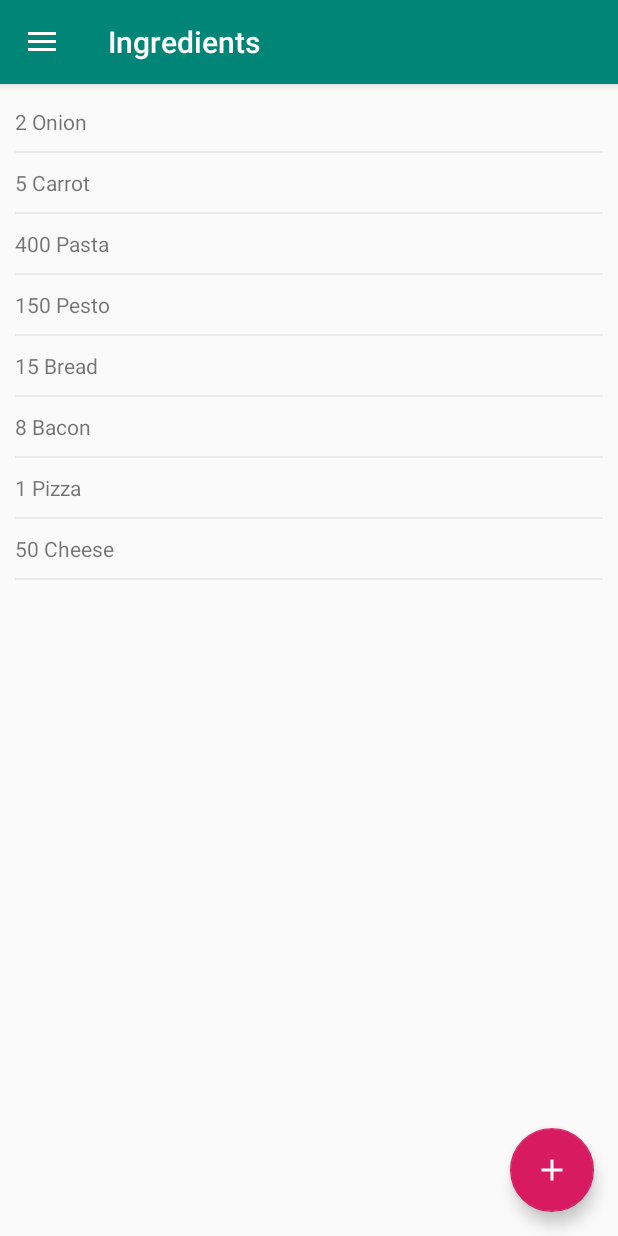
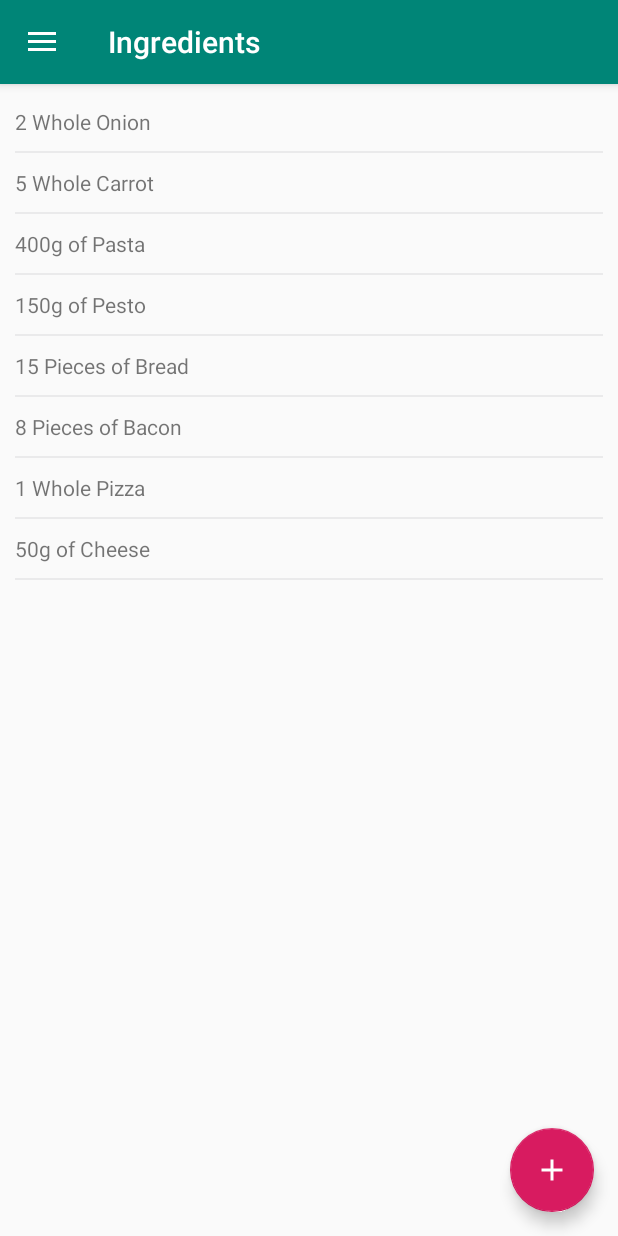
Before and after one commit to sync-ware/Food_Tracker, an Android app: the IngredientsActivity screen opened directly, with no data from a screen before it, on a phone screen of 412 x 824 dp. Run offline under Robolectric (Android 15) with nearby library versions, the phone set to English and light mode, and no system bars.

Commit message:
Added units for ingredients                                                                       Note: Use the reset database option FIRST so the program doesn't crash

```diff
--- a/app/src/main/java/com/csed/foodtracker/Ingredient.java
+++ b/app/src/main/java/com/csed/foodtracker/Ingredient.java
@@ -13,6 +13,7 @@ public class Ingredient implements Serializable {
     private String name;
     private String bestBefore;
     private String number;
+    private String units;
 
     public Ingredient(){}
 
@@ -22,6 +23,10 @@ public class Ingredient implements Serializable {
 
     public void setName(String name){
         this.name = name;
+    }
+
+    public void setUnits(String units){
+        this.units = units;
     }
 
     public void setBestBefore(String bestBefore){
@@ -48,6 +53,10 @@ public class Ingredient implements Serializable {
         return number;
     }
 
+    public String getUnits(){
+        return units;
+    }
+
     @Override
     public String toString(){
         return name;
--- a/app/src/main/java/com/csed/foodtracker/IngredientAdapter.java
+++ b/app/src/main/java/com/csed/foodtracker/IngredientAdapter.java
@@ -50,7 +50,21 @@ public class IngredientAdapter extends RecyclerView.Adapter<IngredientAdapter.Vi
 
         // Set item views based on your views and data model
         TextView textView = viewHolder.nameTextView;
-        textView.setText(Ingredient.getNumber() + " " + Ingredient.getName());
+        //TODO: Needs to be slightly different based on units
+        StringBuilder setText = new StringBuilder(Ingredient.getNumber());
+        if (Ingredient.getUnits().equals("g") || Ingredient.getUnits().equals("ml")) {
+            setText.append(Ingredient.getUnits());
+            setText.append(" of ");
+        } else {
+            setText.append(" ");
+            setText.append(Ingredient.getUnits());
+            setText.append(" ");
+            if (!Ingredient.getUnits().equals("Whole")) {
+                setText.append("of ");
+            }
+        }
+        setText.append(Ingredient.getName());
+        textView.setText(setText.toString());
 
     }
 
--- a/app/src/main/java/com/csed/foodtracker/IngredientsActivity.java
+++ b/app/src/main/java/com/csed/foodtracker/IngredientsActivity.java
@@ -66,7 +66,7 @@ public class IngredientsActivity extends AppCompatActivity
         ingredientList = new ArrayList<>();
 //        ingredientList = (List<Ingredient>) getIntent().getSerializableExtra("ingredientList");
         Cursor ingredientTable = mDb.rawQuery("SELECT Ingredients.ing_id, Ingredients.name, Ingredients.best_before," +
-                "Ingredients.num FROM Ingredients ", null);
+                "Ingredients.num, Ingredients.units FROM Ingredients ", null);
 
         ingredientTable.moveToPosition(0);
         while (ingredientTable.getPosition() < ingredientTable.getCount()) {
@@ -76,11 +76,13 @@ public class IngredientsActivity extends AppCompatActivity
             String name = ingredientTable.getString(ingredientTable.getColumnIndex("name"));
             String bestBefore = ingredientTable.getString(ingredientTable.getColumnIndex("best_before"));
             String num = ingredientTable.getString(ingredientTable.getColumnIndex("num"));
+            String units = ingredientTable.getString(ingredientTable.getColumnIndex("units"));
 
             ingredient.setId(id);
             ingredient.setName(name);
             ingredient.setBestBefore(bestBefore);
             ingredient.setNumber(num);
+            ingredient.setUnits(units);
 
             ingredientList.add(ingredient);
             ingredientTable.moveToNext();
@@ -137,7 +139,7 @@ public class IngredientsActivity extends AppCompatActivity
      */
     private void checkIngredientList() {
         Cursor ingredientTable = mDb.rawQuery("SELECT Ingredients.ing_id, Ingredients.name, Ingredients.best_before," +
-                "Ingredients.num FROM Ingredients ", null);
+                "Ingredients.num, Ingredients.units FROM Ingredients ", null);
 
         ingredientTable.moveToPosition(0);
         while (ingredientTable.getPosition() < ingredientTable.getCount()) {
@@ -147,11 +149,13 @@ public class IngredientsActivity extends AppCompatActivity
             String name = ingredientTable.getString(ingredientTable.getColumnIndex("name"));
             String bestBefore = ingredientTable.getString(ingredientTable.getColumnIndex("best_before"));
             String num = ingredientTable.getString(ingredientTable.getColumnIndex("num"));
+            String units = ingredientTable.getString(ingredientTable.getColumnIndex("units"));
 
             ingredient.setId(id);
             ingredient.setName(name);
             ingredient.setBestBefore(bestBefore);
             ingredient.setNumber(num);
+            ingredient.setUnits(units);
             boolean found = false;
             for (int i = 0; i < ingredientList.size(); i++) {
                 if (ingredientList.get(i).getName().equals(ingredient.getName())) {
```
Also changed, not shown: app/src/main/java/com/csed/foodtracker/AddIngredientActivity.java (+14 -4 lines), app/src/main/java/com/csed/foodtracker/AddRecipeActivity.java (+14 -6 lines), app/src/main/java/com/csed/foodtracker/MainActivity.java (+25 -17 lines), app/src/main/java/com/csed/foodtracker/ViewRecipeActivity.java (+15 -4 lines), app/src/main/res/layout/content_add_ingredient.xml (+8 -0 lines), app/src/main/res/layout/popup_add_ingredient.xml (+7 -0 lines), app/src/main/res/values/strings.xml (+7 -0 lines), app/src/main/res/raw/foodtracker_db.db.
